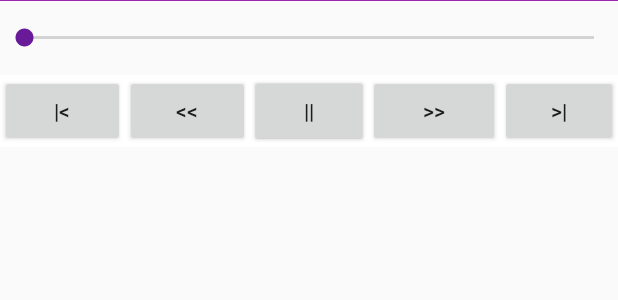
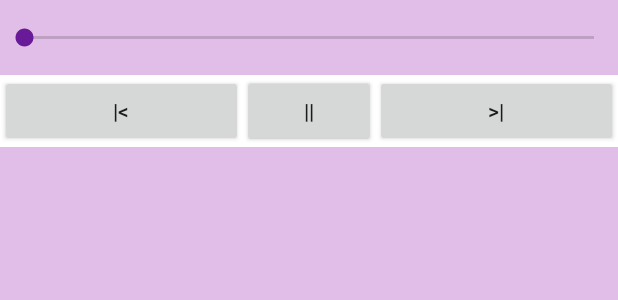
Before and after one commit to himanjanB/FolkFables, an Android app: the layout start_layout.xml on its own in the app's theme, with its tools: preview values and no code run, on a phone screen of 412 x 824 dp. Shown: the top 300 px of the screen. Run offline under Robolectric (Android 15) with nearby library versions, the phone set to English and light mode, and no system bars; network calls fail.

Commit message:
1. Changes done for the layout for Start Activity.  2. Added functionality for Previous and Next buttons.

```diff
--- a/app/src/main/java/com/notify/listviewfacebook/data/FeedItem.java
+++ b/app/src/main/java/com/notify/listviewfacebook/data/FeedItem.java
@@ -1,10 +1,12 @@
 package com.notify.listviewfacebook.data;
+
+import java.io.Serializable;
 
 /**
  * Created by Himanjan on 04-06-2017.
  */
 
-public class FeedItem {
+public class FeedItem implements Serializable {
     private int id;
     private String name, status, image, profilePic, timeStamp, url, audioURL;
 
--- a/app/src/main/res/layout/start_layout.xml
+++ b/app/src/main/res/layout/start_layout.xml
@@ -2,6 +2,7 @@
 <RelativeLayout xmlns:android="http://schemas.android.com/apk/res/android"
     android:layout_width="match_parent"
     android:layout_height="match_parent"
+    android:background="@color/light_purple"
     android:orientation="vertical">
 
     <SeekBar
@@ -14,11 +15,12 @@
 
     <LinearLayout
         android:id="@+id/buttonsLayout"
-        android:layout_width="wrap_content"
+        android:layout_width="match_parent"
         android:layout_height="wrap_content"
         android:layout_below="@+id/seekBar"
         android:layout_marginTop="16dp"
-        android:background="#ffffff"
+        android:background="@color/white"
+        android:baselineAligned="false"
         android:orientation="horizontal">
 
         <LinearLayout
@@ -30,22 +32,17 @@
                 android:id="@+id/buttonPrevious"
                 android:layout_width="match_parent"
                 android:layout_height="wrap_content"
-                android:layout_weight="1"
                 android:text="@string/Previous" />
-
-            <Button
-                android:id="@+id/buttonReverse"
-                android:layout_width="match_parent"
-                android:layout_height="wrap_content"
-                android:layout_weight="1"
-                android:text="@string/Reverse" />
 
         </LinearLayout>
 
+        <LinearLayout
+            android:layout_width="wrap_content"
+            android:layout_height="wrap_content">
+
             <RelativeLayout
-            android:layout_width="wrap_content"
-            android:layout_height="wrap_content"
-            android:layout_weight="1">
+                android:layout_width="match_parent"
+                android:layout_height="wrap_content">
 
                 <Button
                     android:id="@+id/buttonPlay"
@@ -59,6 +56,7 @@
                     android:layout_height="wrap_content"
                     android:text="@string/Pause" />
             </RelativeLayout>
+        </LinearLayout>
 
         <LinearLayout
             android:layout_width="wrap_content"
@@ -67,34 +65,27 @@
             android:orientation="horizontal">
 
             <Button
-                android:id="@+id/buttonForward"
-                android:layout_width="wrap_content"
-                android:layout_height="wrap_content"
-                android:text="@string/Forward" />
-
-            <Button
                 android:id="@+id/buttonNext"
-                android:layout_width="wrap_content"
+                android:layout_width="match_parent"
                 android:layout_height="wrap_content"
                 android:text="@string/Next" />
         </LinearLayout>
     </LinearLayout>
 
-    <LinearLayout
+    <RelativeLayout
         android:layout_width="match_parent"
         android:layout_height="match_parent"
-        android:layout_alignParentBottom="true"
-        android:layout_alignParentLeft="true"
-        android:layout_alignParentStart="true"
+        android:layout_below="@+id/buttonsLayout"
         android:orientation="vertical">
 
-        <com.notify.listviewfacebook.FeedImageView
-            android:id="@+id/playFeedImage"
+        <TextView
+            android:id="@+id/audioPlaying"
             android:layout_width="match_parent"
             android:layout_height="wrap_content"
-            android:background="@color/colorPrimary"
-            android:scaleType="fitXY"
-            android:visibility="visible" />
-    </LinearLayout>
+            android:gravity="center"
+            android:paddingTop="8dp"
+            android:textColor="@color/black"
+            android:textSize="16sp" />
+    </RelativeLayout>
 
 </RelativeLayout>
--- a/app/src/main/res/values/colors.xml
+++ b/app/src/main/res/values/colors.xml
@@ -5,6 +5,8 @@
     <color name="colorAccent">#691A99</color>
 
     <color name="white">#ffffff</color>
+    <color name="black">#000000</color>
+    <color name="light_purple">#E1BEE7</color>
     <color name="feed_bg">#ffffff</color>
     <color name="feed_item_bg">#ffffff</color>
     <color name="feed_item_border">#c2c3c8</color>
```
Also changed, not shown: app/src/main/java/com/notify/listviewfacebook/FeedImageView.java (+20 -28 lines), app/src/main/java/com/notify/listviewfacebook/MainActivity.java (+7 -5 lines), app/src/main/java/com/notify/listviewfacebook/activities/StartActivity.java (+45 -8 lines), app/src/main/res/drawable/music_background.jpeg (added), app/src/main/res/drawable/tram.jpg (added). Lines whose indentation alone changed are shown as unchanged.
